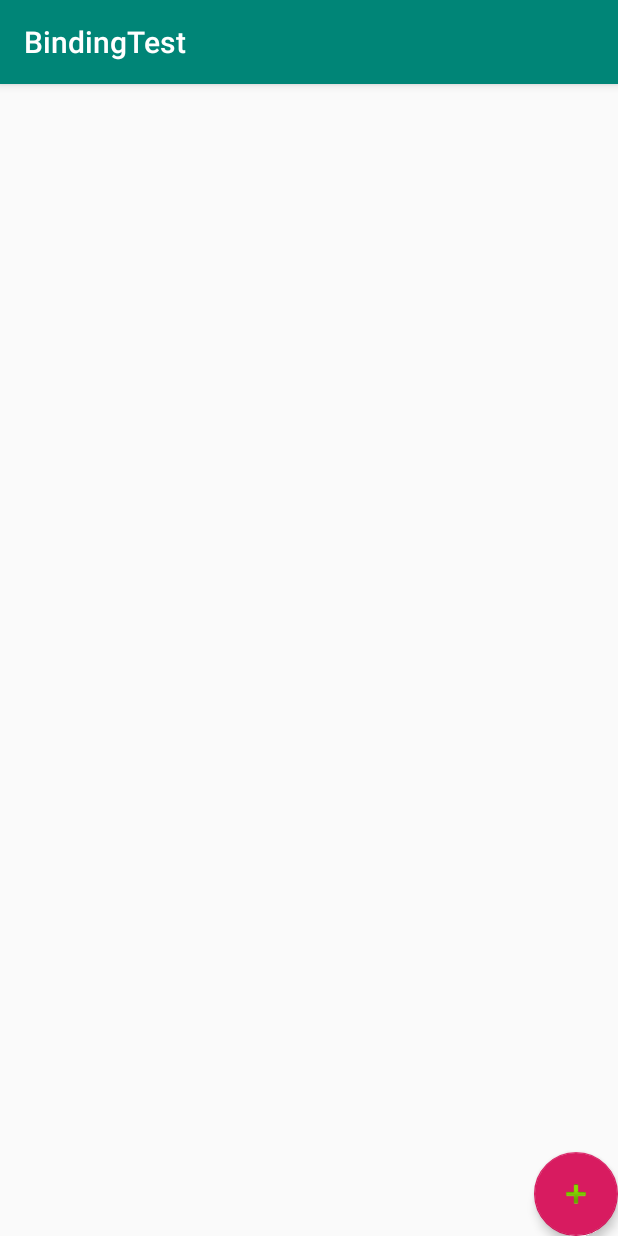
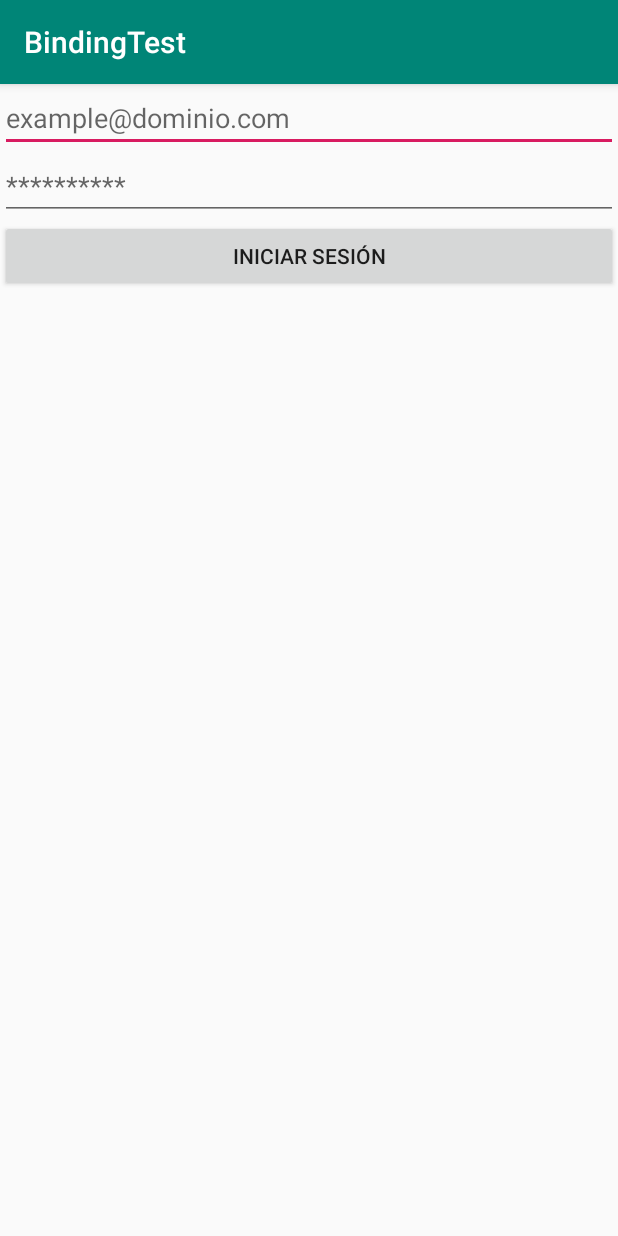
Before and after one commit to Danxguardian/BindingProyect, an Android app: the screen it shows after launch (MainActivity before the commit, LoginActivity after it), on a phone screen of 412 x 824 dp. Run offline under Robolectric (Android 15) with nearby library versions, the phone set to English and light mode, and no system bars.

Commit message:
Version antes de estilos, uso de login simple, crear, borrar y editar tareas añadidos

```diff
--- a/app/build.gradle
+++ b/app/build.gradle
@@ -29,6 +29,7 @@ dependencies {
     androidTestImplementation 'com.android.support.test:runner:1.0.2'
     androidTestImplementation 'com.android.support.test.espresso:espresso-core:3.0.2'
     implementation 'com.android.support:design:28.0.0'
-    compile 'com.google.code.gson:gson:2.3.1'
+    implementation 'com.google.code.gson:gson:2.8.6'
     implementation 'com.facebook.stetho:stetho:1.5.1'
+
 }
--- /dev/null
+++ b/app/src/main/java/com/example/bindingtest/LoginActivity.java
@@ -0,0 +1,21 @@
+package com.example.bindingtest;
+
+import android.content.Intent;
+import android.support.v7.app.AppCompatActivity;
+import android.os.Bundle;
+import android.view.View;
+
+public class LoginActivity extends AppCompatActivity {
+
+    @Override
+    protected void onCreate(Bundle savedInstanceState) {
+        super.onCreate(savedInstanceState);
+        setContentView(R.layout.activity_login);
+    }
+
+    public void onLogin(View view) {
+        Intent intent = new Intent(getApplicationContext(), MainActivity.class);
+        startActivity(intent);
+        //Por alguna razon luego del login ya no regresa a esta pantalla
+    }
+}
--- a/app/src/main/java/com/example/bindingtest/Task.java
+++ b/app/src/main/java/com/example/bindingtest/Task.java
@@ -10,8 +10,6 @@ public class Task {
         this.description = description;
     }
     //getters and setters
-
-
     public Task(String title, String description, int _id) {
         this.title = title;
         this.description = description;
--- a/app/src/main/java/com/example/bindingtest/database/DBHelper.java
+++ b/app/src/main/java/com/example/bindingtest/database/DBHelper.java
@@ -17,11 +17,11 @@ import java.util.List;
 public class DBHelper extends SQLiteOpenHelper {
 
     private static final String COMMENTS_TABLE_CREATE = "" +
-            "CREATE TABLE recipes(" +
+            "CREATE TABLE task(" +
             "_id INTEGER PRIMARY KEY AUTOINCREMENT," +
             "title TEXT, " +
             "description TEXT)";
-    private static final String DB_NAME = "task.sqlite";
+    private static final String DB_NAME = "task_list.sqlite";
     private static final int DB_VERSION = 1;
 
     public DBHelper(Context context) {
@@ -29,21 +29,18 @@ public class DBHelper extends SQLiteOpenHelper {
     }
 
     public void insertTask(Task dataModel_task, SQLiteDatabase db){
-        Gson gson = new Gson();
-
         ContentValues cv = new ContentValues();
         cv.put("title", dataModel_task.getTitle());
         cv.put("description", dataModel_task.getDescription());
 
-        db.insert("recipes", null, cv);
+        db.insert("task", null, cv);
     }
 
     public ArrayList<Task> getAllRows(SQLiteDatabase db){
         try {
             ArrayList<Task> tasks = new ArrayList<>();
-            Gson gson = new Gson();
 
-            String query = "SELECT * FROM recipes";
+            String query = "SELECT * FROM task";
             Cursor cursor = db.rawQuery(query, null);
             if (cursor != null && cursor.moveToFirst()) {
                 do {
@@ -65,38 +62,25 @@ public class DBHelper extends SQLiteOpenHelper {
         return null;
     }
 
-    public void getRowById(){
-        //regresar la fila seleccionada en un arraylist de tipo recipe
+
+    public void updateRowById(Task task, SQLiteDatabase db, int id){
+        ContentValues cv = new ContentValues();
+        cv.put("title", task.getTitle());
+        cv.put("description", task.getDescription());
+
+
+        db.update("task", cv, "_id="+id, null);
+
     }
-/*
-    public void updateRowById(DataModel_Recipe dataModel_recipe, SQLiteDatabase db, int id){
-        Gson gson = new Gson();
-        String ingredientsJson = gson.toJson(dataModel_recipe.getIngredients());
-        String stepsJson = gson.toJson(dataModel_recipe.getSteps());
-
-        ContentValues cv = new ContentValues();
-        cv.put("title", dataModel_recipe.getTitle());
-        cv.put("description", dataModel_recipe.getDescription());
-        cv.put("photo", dataModel_recipe.getPhoto());
-        cv.put("timeHour", dataModel_recipe.getTimeHour());
-        cv.put("timeMinute", dataModel_recipe.getTimeMinute());
-        cv.put("difficulty", dataModel_recipe.getDifficulty());
-        cv.put("portions", dataModel_recipe.getPortions());
-        cv.put("ingredients", ingredientsJson);
-        cv.put("steps", stepsJson);
-
-        db.update("recipes", cv, "_id="+id, null);
-
-    }*/
 
     public void deleteRowById(SQLiteDatabase db, int _id){
-        db.delete("recipes",  "_id = " + _id,null);
+        db.delete("task",  "_id = " + _id,null);
 
     }
 
 
     public void deleteAllDB(SQLiteDatabase db){
-        String query = "DELETE FROM recipes";
+        String query = "DELETE FROM task";
         db.execSQL(query);
     }
 
--- a/app/src/main/res/layout/activity_add_task.xml
+++ b/app/src/main/res/layout/activity_add_task.xml
@@ -28,12 +28,12 @@
             android:ems="10"
             android:hint="Descripción"
             android:inputType="textPersonName"
-            android:text="@{task.description}"/>
+            android:text="@={task.description}"/>
 
         <Button
             android:id="@+id/btnAddTask"
             android:layout_width="match_parent"
             android:layout_height="wrap_content"
-            android:text="Button" />
+            android:text="@string/btnSaveTask" />
     </LinearLayout>
 </layout>
--- /dev/null
+++ b/app/src/main/res/layout/activity_login.xml
@@ -0,0 +1,32 @@
+<?xml version="1.0" encoding="utf-8"?>
+<LinearLayout xmlns:android="http://schemas.android.com/apk/res/android"
+    xmlns:app="http://schemas.android.com/apk/res-auto"
+    xmlns:tools="http://schemas.android.com/tools"
+    android:layout_width="match_parent"
+    android:layout_height="match_parent"
+    android:orientation="vertical"
+    tools:context=".LoginActivity">
+
+    <EditText
+        android:id="@+id/editText"
+        android:layout_width="match_parent"
+        android:layout_height="wrap_content"
+        android:ems="10"
+        android:hint="example@dominio.com"
+        android:inputType="textEmailAddress" />
+
+    <EditText
+        android:id="@+id/editText2"
+        android:layout_width="match_parent"
+        android:layout_height="wrap_content"
+        android:ems="10"
+        android:hint="**********"
+        android:inputType="textPassword" />
+
+    <Button
+        android:id="@+id/button"
+        android:layout_width="match_parent"
+        android:layout_height="wrap_content"
+        android:onClick="onLogin"
+        android:text="@string/login" />
+</LinearLayout>
--- a/app/src/main/res/layout/activity_main.xml
+++ b/app/src/main/res/layout/activity_main.xml
@@ -1,5 +1,6 @@
 <?xml version="1.0" encoding="utf-8"?>
-<android.support.constraint.ConstraintLayout xmlns:android="http://schemas.android.com/apk/res/android"
+<layout xmlns:android="http://schemas.android.com/apk/res/android">
+<android.support.constraint.ConstraintLayout
     xmlns:app="http://schemas.android.com/apk/res-auto"
     xmlns:tools="http://schemas.android.com/tools"
     android:layout_width="match_parent"
@@ -12,9 +13,10 @@
         android:layout_height="match_parent">
 
         <ListView
-            android:id="@+id/listView"
+            android:id="@+id/lvTask"
             android:layout_width="wrap_content"
-            android:layout_height="wrap_content"/>
+            android:layout_height="wrap_content"
+            />
 
         <android.support.design.widget.FloatingActionButton
             android:id="@+id/fabAddTask"
@@ -23,6 +25,8 @@
             android:layout_alignParentRight="true"
             android:layout_alignParentBottom="true"
             android:layout_gravity="bottom|right"
+            android:layout_marginRight="24dp"
+            android:layout_marginBottom="24dp"
             android:clickable="true"
             android:focusable="true"
             app:backgroundTint="@color/colorAccent"
@@ -34,3 +38,4 @@
     </RelativeLayout>
 
 </android.support.constraint.ConstraintLayout>
+</layout>
--- a/app/src/main/res/values/strings.xml
+++ b/app/src/main/res/values/strings.xml
@@ -1,3 +1,9 @@
 <resources>
     <string name="app_name">BindingTest</string>
+    <string name="dialog_message_delete">¿Desea eliminar la tarea?</string>
+    <string name="dialog_title">¡Alerta!</string>
+    <string name="dialog_btn_borrar">Borrar</string>
+    <string name="cancel">Cancelar</string>
+    <string name="login">Iniciar sesión</string>
+    <string name="btnSaveTask">Guardar</string>
 </resources>
```
Also changed, not shown: app/src/main/AndroidManifest.xml (+8 -1 lines), app/src/main/java/com/example/bindingtest/AddTask.java (+22 -9 lines), app/src/main/java/com/example/bindingtest/MainActivity.java (+67 -40 lines), app/src/main/res/layout/row_listview.xml (+6 -2 lines), 2 other files.
